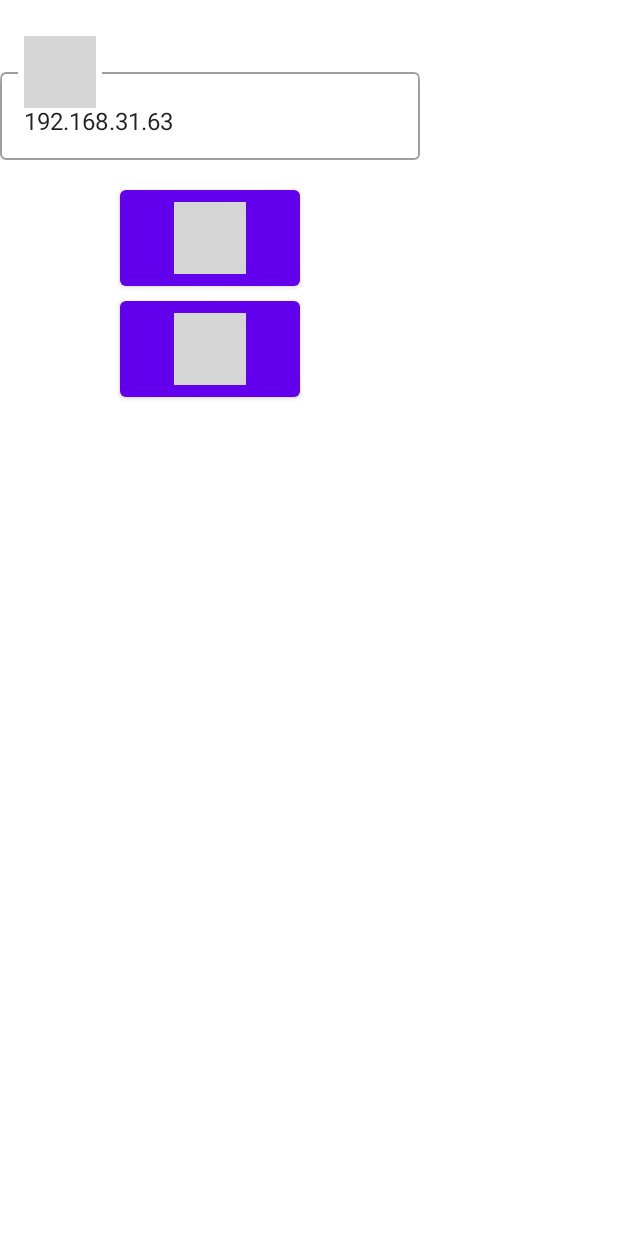
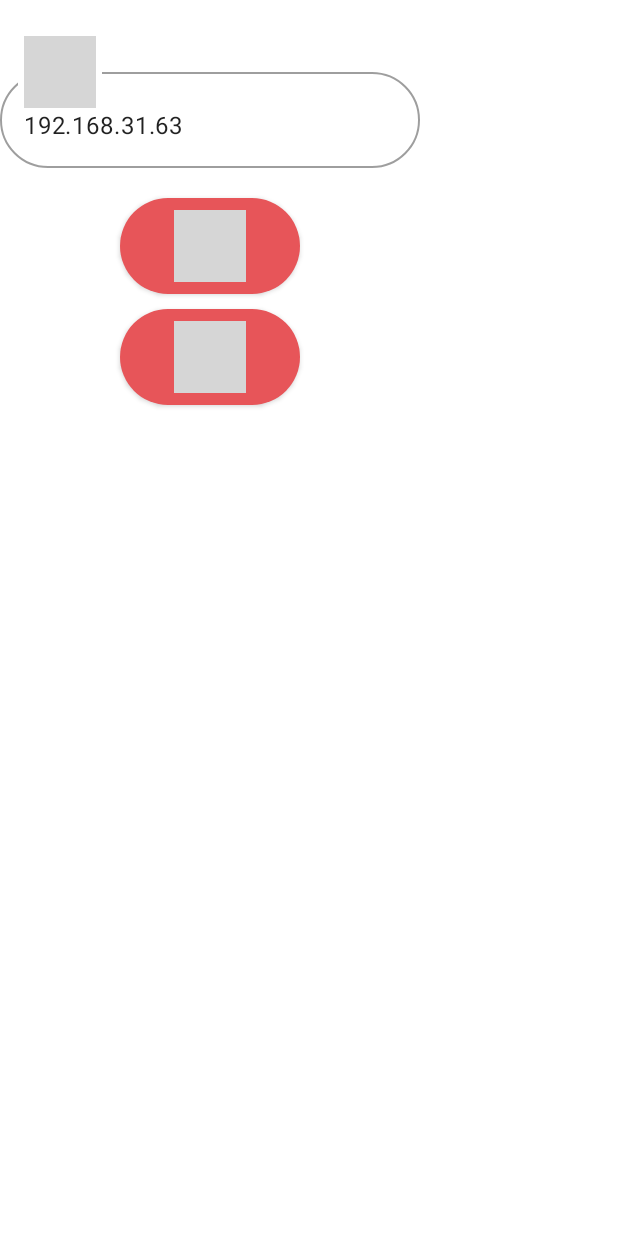
Before and after one commit to art241111/KGTools, an Android app built with Jetpack Compose: the composable ConnectBottomSheet shown on its own in the app's theme, on a phone screen of 412 x 824 dp. Run offline under Robolectric (Android 15) with nearby library versions, the phone set to English and light mode, and no system bars; our stand-ins replace livedata-compose; 10 statements that could not run were skipped; grey boxes are pictures that could not be loaded.

Commit message:
Add theme and test connect screen

```diff
--- a/app/src/main/java/com/art241111/kgtools/ui/theme/Shape.kt
+++ b/app/src/main/java/com/art241111/kgtools/ui/theme/Shape.kt
@@ -4,8 +4,8 @@ import androidx.compose.foundation.shape.RoundedCornerShape
 import androidx.compose.material.Shapes
 import androidx.compose.ui.unit.dp
 
-val Shapes = Shapes(
-    small = RoundedCornerShape(4.dp),
+val shapes = Shapes(
+    small = RoundedCornerShape(50),
     medium = RoundedCornerShape(4.dp),
     large = RoundedCornerShape(0.dp)
 )
--- a/app/src/main/java/com/art241111/kgtools/ui/theme/Type.kt
+++ b/app/src/main/java/com/art241111/kgtools/ui/theme/Type.kt
@@ -2,18 +2,40 @@ package com.art241111.kgtools.ui.theme
 
 import androidx.compose.material.Typography
 import androidx.compose.ui.text.TextStyle
-import androidx.compose.ui.text.font.FontFamily
+import androidx.compose.ui.text.font.Font
 import androidx.compose.ui.text.font.FontWeight
+import androidx.compose.ui.text.font.toFontFamily
 import androidx.compose.ui.unit.sp
+import com.art241111.kconnectscreen.R
 
 // Set of Material typography styles to start with
-val Typography = Typography(
+val typography = Typography(
     body1 = TextStyle(
-        fontFamily = FontFamily.Default,
+        fontFamily = Font(R.font.geometria_medium).toFontFamily(),
         fontWeight = FontWeight.Normal,
         fontSize = 16.sp
-    )
-    /* Other default text styles to override
+    ),
+
+    h1 = TextStyle(
+        fontFamily = Font(R.font.geometria_heavy).toFontFamily(),
+        fontWeight = FontWeight.Thin,
+        fontSize = 36.sp
+    ),
+
+    h2 = TextStyle(
+        fontFamily = Font(R.font.geometriabold).toFontFamily(),
+        fontWeight = FontWeight.Thin,
+        fontSize = 24.sp
+    ),
+
+    button = TextStyle(
+        fontFamily = Font(R.font.geometria_extra_bold).toFontFamily(),
+        fontWeight = FontWeight.Normal,
+        fontSize = 20.sp
+    ),
+    defaultFontFamily = Font(R.font.geometria_medium).toFontFamily()
+
+        /* Other default text styles to override
     button = TextStyle(
         fontFamily = FontFamily.Default,
         fontWeight = FontWeight.W500,
--- a/kconnectscreen/build.gradle
+++ b/kconnectscreen/build.gradle
@@ -1,5 +1,5 @@
 plugins {
-    id 'com.android.application'
+    id 'com.android.library'
     id 'kotlin-android'
 }
 
@@ -8,7 +8,6 @@ android {
     buildToolsVersion "30.0.3"
 
     defaultConfig {
-        applicationId "com.art241111.kconnectscreen"
         minSdkVersion 21
         targetSdkVersion 30
         versionCode 1
```
Also changed, not shown: app/src/main/java/com/art241111/kgtools/MainActivity.kt (+30 -12 lines), app/src/main/java/com/art241111/kgtools/ui/theme/Color.kt (+3 -4 lines), app/src/main/java/com/art241111/kgtools/ui/theme/Gradient.kt (added, +17 -0 lines), app/src/main/java/com/art241111/kgtools/ui/theme/Text.kt (added, +30 -0 lines), app/src/main/java/com/art241111/kgtools/ui/theme/Theme.kt (+20 -10 lines), kconnectscreen/src/main/java/com/art241111/kconnectscreen/ui/ConnectScreen.kt (+9 -0 lines).
